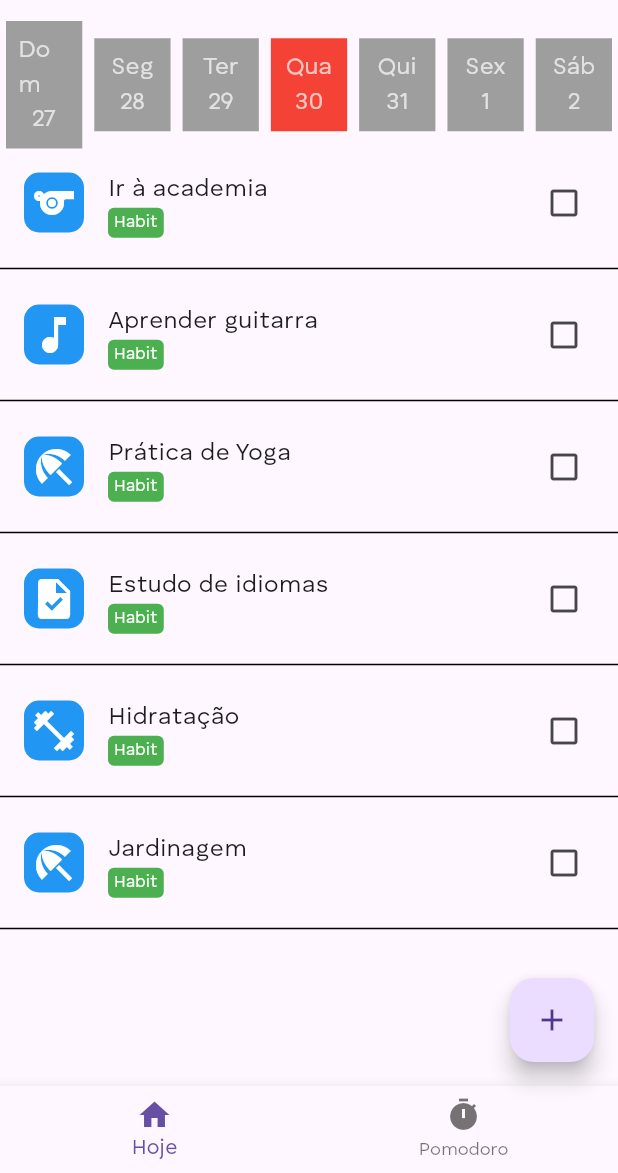
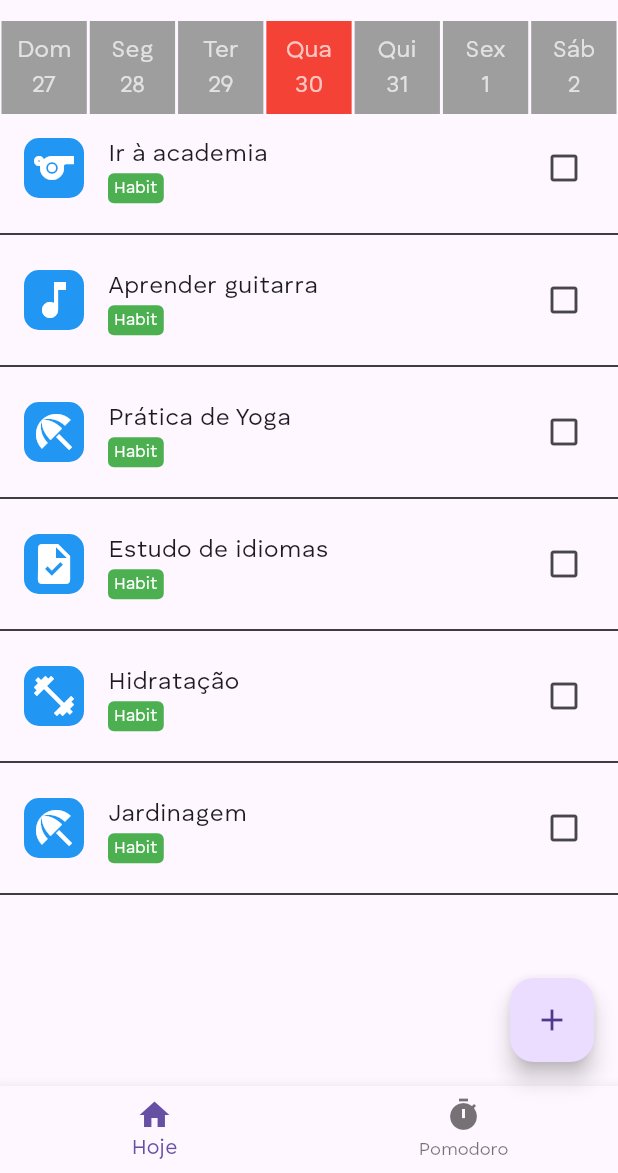
Before and after one commit to felipemarley/health_habit, a Flutter app: the MainScreen screen opened by its route, on a phone screen of 412 x 824 dp, the part 63-1236 px from its top. Run offline on Flutter 3.47's test engine with Material 3 defaults, Android fonts, the phone set to English and light mode, and no system bars; project files that could hold a hidden picture were left out.

Commit message:
margin fix

```diff
--- a/lib/widgets/HorizontalDatePicker.dart
+++ b/lib/widgets/HorizontalDatePicker.dart
@@ -25,7 +25,7 @@ class _HorizontalDatePickerState extends State<HorizontalDatePicker> {
       children: List.generate(7, (index) {
         return Expanded(
           child: Container(
-            margin: EdgeInsets.symmetric(horizontal: 4), // Add horizontal margin
+            margin: EdgeInsets.symmetric(horizontal: 1), // Add horizontal margin
             child: DateItem(
               durationToAdd: index - 3,
               selected: _selectedIndex == index,
```
